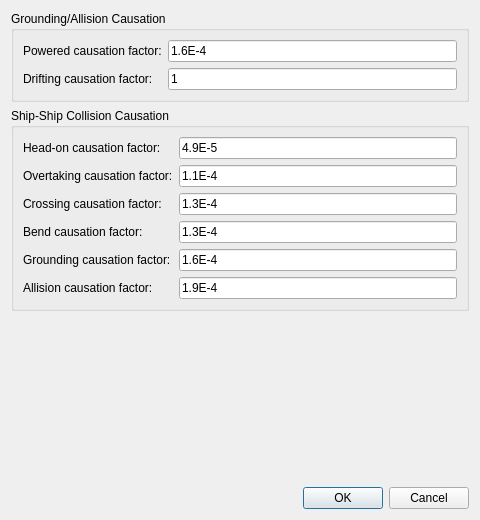
First picture: the form in ui/causation_factors.ui, repository axelande/OMRAT, before the edit.
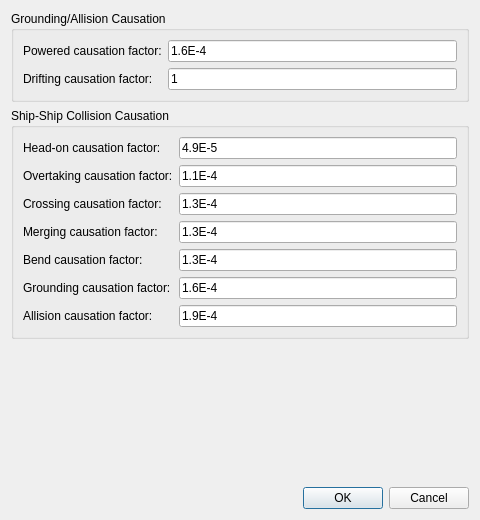
Second picture: the form after the edit.

```diff
--- a/ui/causation_factors.ui
+++ b/ui/causation_factors.ui
@@ -106,41 +106,58 @@
        </widget>
       </item>
       <item row="3" column="0">
+       <widget class="QLabel" name="labelMergingCf">
+        <property name="text">
+         <string>Merging causation factor:</string>
+        </property>
+        <property name="toolTip">
+         <string>Applied to leg pairs meeting at 30 degrees or less.  Defaults to the crossing value; IWRAP publishes no separate figure.</string>
+        </property>
+       </widget>
+      </item>
+      <item row="3" column="1">
+       <widget class="QLineEdit" name="leMergingCf">
+        <property name="text">
+         <string>1.3E-4</string>
+        </property>
+       </widget>
+      </item>
+      <item row="4" column="0">
        <widget class="QLabel" name="labelBendCf">
         <property name="text">
          <string>Bend causation factor:</string>
         </property>
        </widget>
       </item>
-      <item row="3" column="1">
+      <item row="4" column="1">
        <widget class="QLineEdit" name="leBendCf">
         <property name="text">
          <string>1.3E-4</string>
         </property>
        </widget>
       </item>
-      <item row="4" column="0">
+      <item row="5" column="0">
        <widget class="QLabel" name="labelGroundingCf">
         <property name="text">
          <string>Grounding causation factor:</string>
         </property>
        </widget>
       </item>
-      <item row="4" column="1">
+      <item row="5" column="1">
        <widget class="QLineEdit" name="leGroundingCf">
         <property name="text">
          <string>1.6E-4</string>
         </property>
        </widget>
       </item>
-      <item row="5" column="0">
+      <item row="6" column="0">
        <widget class="QLabel" name="labelAllisionCf">
         <property name="text">
          <string>Allision causation factor:</string>
         </property>
        </widget>
       </item>
-      <item row="5" column="1">
+      <item row="6" column="1">
        <widget class="QLineEdit" name="leAllisionCf">
         <property name="text">
          <string>1.9E-4</string>
```
